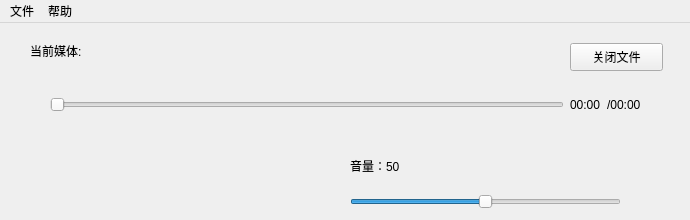
First picture: the form in src/playerwindow.ui, repository Remaker01/TinyPlayer, before the edit.
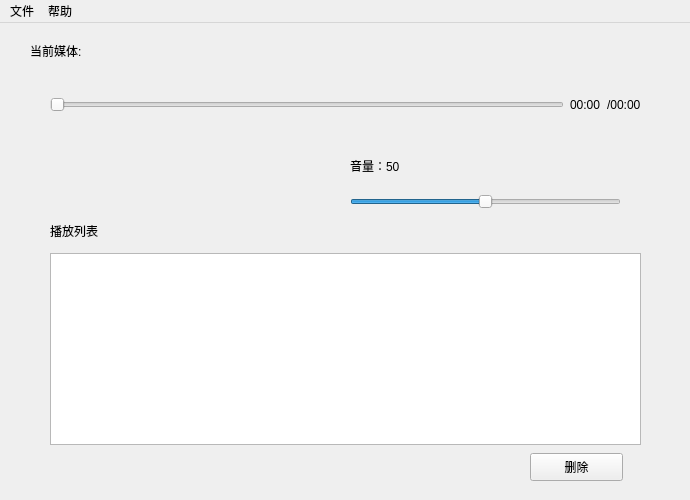
Second picture: the form after the edit. Custom widgets are drawn as their Qt base class.

Commit message: 加入播放列表，版本信息(Windows)

What changed in the file:
```diff
--- a/src/playerwindow.ui
+++ b/src/playerwindow.ui
@@ -7,7 +7,7 @@
     <x>0</x>
     <y>0</y>
     <width>690</width>
-    <height>220</height>
+    <height>500</height>
    </rect>
   </property>
   <property name="sizePolicy">
@@ -19,13 +19,13 @@
   <property name="minimumSize">
    <size>
     <width>690</width>
-    <height>220</height>
+    <height>500</height>
    </size>
   </property>
   <property name="maximumSize">
    <size>
     <width>760</width>
-    <height>220</height>
+    <height>500</height>
    </size>
   </property>
   <property name="windowTitle">
@@ -141,17 +141,40 @@
      </item>
     </layout>
    </widget>
-   <widget class="QPushButton" name="closeButton">
+   <widget class="QListView" name="listView">
     <property name="geometry">
      <rect>
-      <x>570</x>
-      <y>20</y>
+      <x>50</x>
+      <y>230</y>
+      <width>591</width>
+      <height>192</height>
+     </rect>
+    </property>
+   </widget>
+   <widget class="QLabel" name="listLabel">
+    <property name="geometry">
+     <rect>
+      <x>50</x>
+      <y>200</y>
+      <width>91</width>
+      <height>16</height>
+     </rect>
+    </property>
+    <property name="text">
+     <string>播放列表</string>
+    </property>
+   </widget>
+   <widget class="QPushButton" name="delButton">
+    <property name="geometry">
+     <rect>
+      <x>530</x>
+      <y>430</y>
       <width>93</width>
       <height>28</height>
      </rect>
     </property>
     <property name="text">
-     <string>关闭文件</string>
+     <string>删除</string>
     </property>
    </widget>
   </widget>
```
The commit also changes 9 other files.
